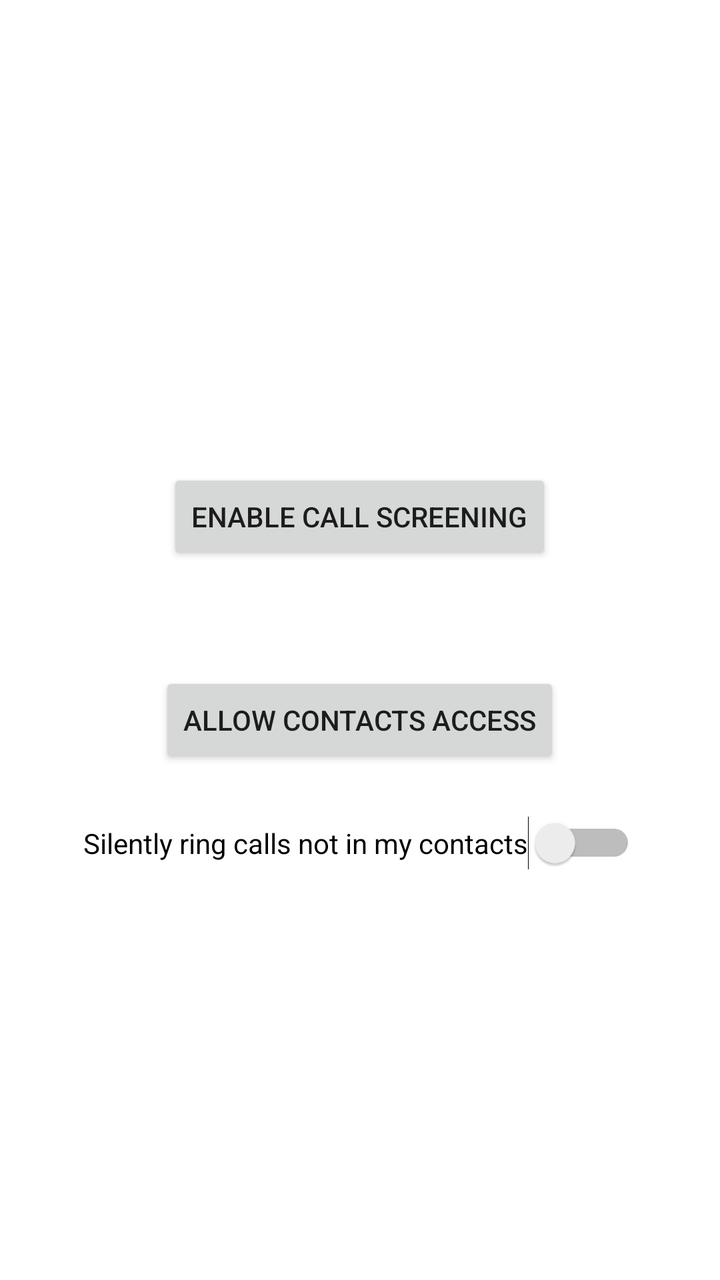
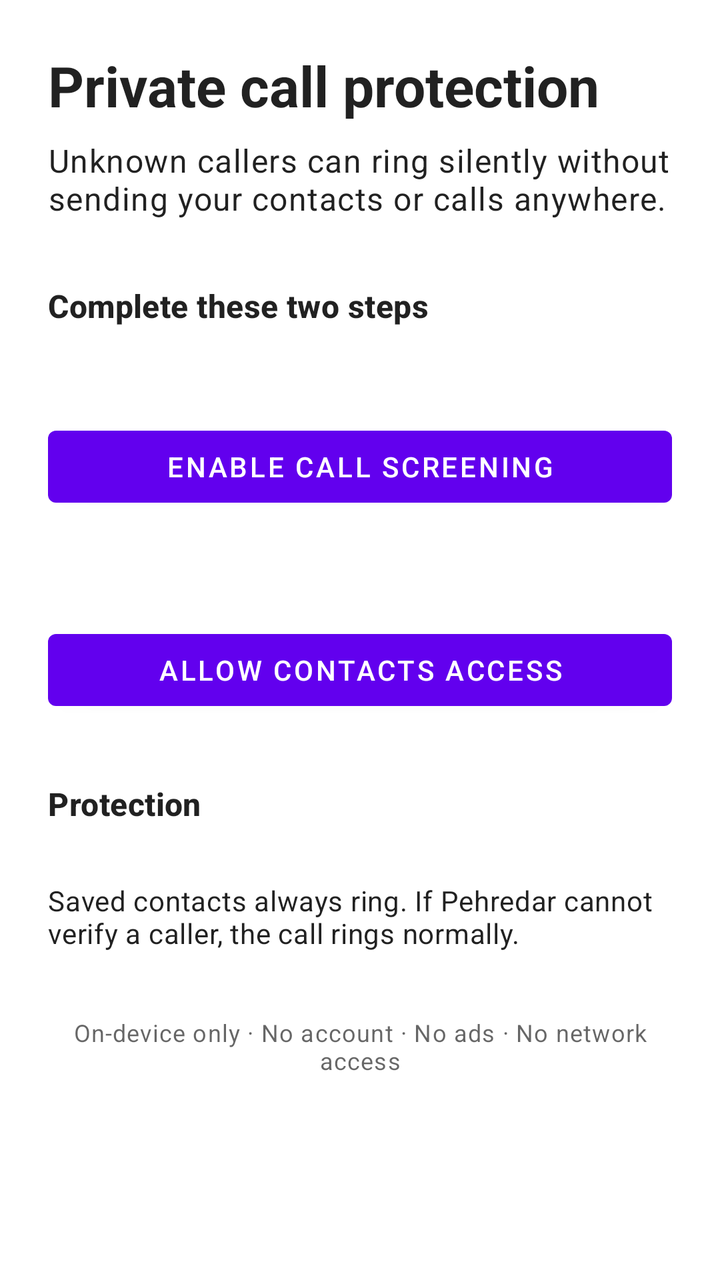

Two renders of the same Android screen: before a commit and after it. Below are the layout's source before the change and the commit's diff.
<!-- AndroidManifest.xml: application theme Theme.Pehredar -->
<!-- res/layout/activity_main.xml -->
<?xml version="1.0" encoding="utf-8"?>
<LinearLayout xmlns:android="http://schemas.android.com/apk/res/android"
    android:layout_width="match_parent"
    android:layout_height="match_parent"
    android:orientation="vertical"
    android:gravity="center"
    android:padding="24dp">

    <TextView
        android:id="@+id/statusText"
        android:layout_width="wrap_content"
        android:layout_height="wrap_content"
        android:textSize="16sp"
        android:layout_marginBottom="8dp" />

    <Button
        android:id="@+id/enableButton"
        android:layout_width="wrap_content"
        android:layout_height="wrap_content"
        android:layout_marginBottom="24dp"
        android:text="@string/enable_button" />

    <TextView
        android:id="@+id/contactsStatusText"
        android:layout_width="wrap_content"
        android:layout_height="wrap_content"
        android:textSize="16sp"
        android:layout_marginBottom="8dp" />

    <Button
        android:id="@+id/contactsButton"
        android:layout_width="wrap_content"
        android:layout_height="wrap_content"
        android:layout_marginBottom="24dp"
        android:text="@string/contacts_button" />

    <Switch
        android:id="@+id/silenceSwitch"
        android:layout_width="wrap_content"
        android:layout_height="wrap_content"
        android:text="@string/silence_unknown_switch" />

</LinearLayout>
<!-- resources referenced by this layout -->
<resources>
  <string name="contacts_button">Allow contacts access</string>
  <string name="enable_button">Enable call screening</string>
  <string name="silence_unknown_switch">Silently ring calls not in my contacts</string>
  <style name="Theme.Pehredar" parent="Theme.MaterialComponents.DayNight.NoActionBar" />
</resources>

<!-- the commit's change to res/layout/activity_main.xml (unified diff, before → after) -->
@@ -1,43 +1,95 @@
 <?xml version="1.0" encoding="utf-8"?>
-<LinearLayout xmlns:android="http://schemas.android.com/apk/res/android"
+<ScrollView xmlns:android="http://schemas.android.com/apk/res/android"
     android:layout_width="match_parent"
     android:layout_height="match_parent"
+    android:fillViewport="true">
+
+<LinearLayout
+    android:layout_width="match_parent"
+    android:layout_height="wrap_content"
     android:orientation="vertical"
-    android:gravity="center"
     android:padding="24dp">
 
     <TextView
+        android:layout_width="wrap_content"
+        android:layout_height="wrap_content"
+        android:text="@string/screen_title"
+        android:textAppearance="@style/TextAppearance.Material3.HeadlineMedium"
+        android:textStyle="bold" />
+
+    <TextView
+        android:layout_width="match_parent"
+        android:layout_height="wrap_content"
+        android:layout_marginTop="8dp"
+        android:layout_marginBottom="32dp"
+        android:text="@string/screen_subtitle"
+        android:textAppearance="@style/TextAppearance.Material3.BodyLarge" />
+
+    <TextView
+        android:layout_width="wrap_content"
+        android:layout_height="wrap_content"
+        android:layout_marginBottom="16dp"
+        android:text="@string/setup_title"
+        android:textAppearance="@style/TextAppearance.Material3.TitleMedium"
+        android:textStyle="bold" />
+
+    <TextView
         android:id="@+id/statusText"
-        android:layout_width="wrap_content"
+        android:layout_width="match_parent"
         android:layout_height="wrap_content"
         android:textSize="16sp"
         android:layout_marginBottom="8dp" />
 
-    <Button
+    <com.google.android.material.button.MaterialButton
         android:id="@+id/enableButton"
-        android:layout_width="wrap_content"
+        android:layout_width="match_parent"
         android:layout_height="wrap_content"
         android:layout_marginBottom="24dp"
         android:text="@string/enable_button" />
 
     <TextView
         android:id="@+id/contactsStatusText"
-        android:layout_width="wrap_content"
+        android:layout_width="match_parent"
         android:layout_height="wrap_content"
         android:textSize="16sp"
         android:layout_marginBottom="8dp" />
 
-    <Button
+    <com.google.android.material.button.MaterialButton
         android:id="@+id/contactsButton"
-        android:layout_width="wrap_content"
+        android:layout_width="match_parent"
         android:layout_height="wrap_content"
         android:layout_marginBottom="24dp"
         android:text="@string/contacts_button" />
 
-    <Switch
+    <TextView
+        android:layout_width="wrap_content"
+        android:layout_height="wrap_content"
+        android:layout_marginTop="8dp"
+        android:layout_marginBottom="12dp"
+        android:text="@string/protection_title"
+        android:textAppearance="@style/TextAppearance.Material3.TitleMedium"
+        android:textStyle="bold" />
+
+    <com.google.android.material.materialswitch.MaterialSwitch
         android:id="@+id/silenceSwitch"
-        android:layout_width="wrap_content"
+        android:layout_width="match_parent"
         android:layout_height="wrap_content"
         android:text="@string/silence_unknown_switch" />
 
+    <TextView
+        android:layout_width="match_parent"
+        android:layout_height="wrap_content"
+        android:layout_marginTop="16dp"
+        android:text="@string/safety_note"
+        android:textAppearance="@style/TextAppearance.Material3.BodyMedium" />
+
+    <TextView
+        android:layout_width="match_parent"
+        android:layout_height="wrap_content"
+        android:layout_marginTop="32dp"
+        android:gravity="center"
+        android:text="@string/privacy_note"
+        android:textAppearance="@style/TextAppearance.Material3.BodySmall" />
+
 </LinearLayout>
+</ScrollView>
<!-- resource entries referenced after the edit -->
@@ -2,6 +2,12 @@
 <resources>
   <string name="contacts_button">Allow contacts access</string>
   <string name="enable_button">Enable call screening</string>
+  <string name="privacy_note" translatable="false">On-device only · No account · No ads · No network access</string>
+  <string name="protection_title" translatable="false">Protection</string>
+  <string name="safety_note" translatable="false">Saved contacts always ring. If Pehredar cannot verify a caller, the call rings normally.</string>
+  <string name="screen_subtitle" translatable="false">Unknown callers can ring silently without sending your contacts or calls anywhere.</string>
+  <string name="screen_title" translatable="false">Private call protection</string>
+  <string name="setup_title" translatable="false">Complete these two steps</string>
   <string name="silence_unknown_switch">Silently ring calls not in my contacts</string>
   <style name="Theme.Pehredar" parent="Theme.MaterialComponents.DayNight.NoActionBar" />
 </resources>
